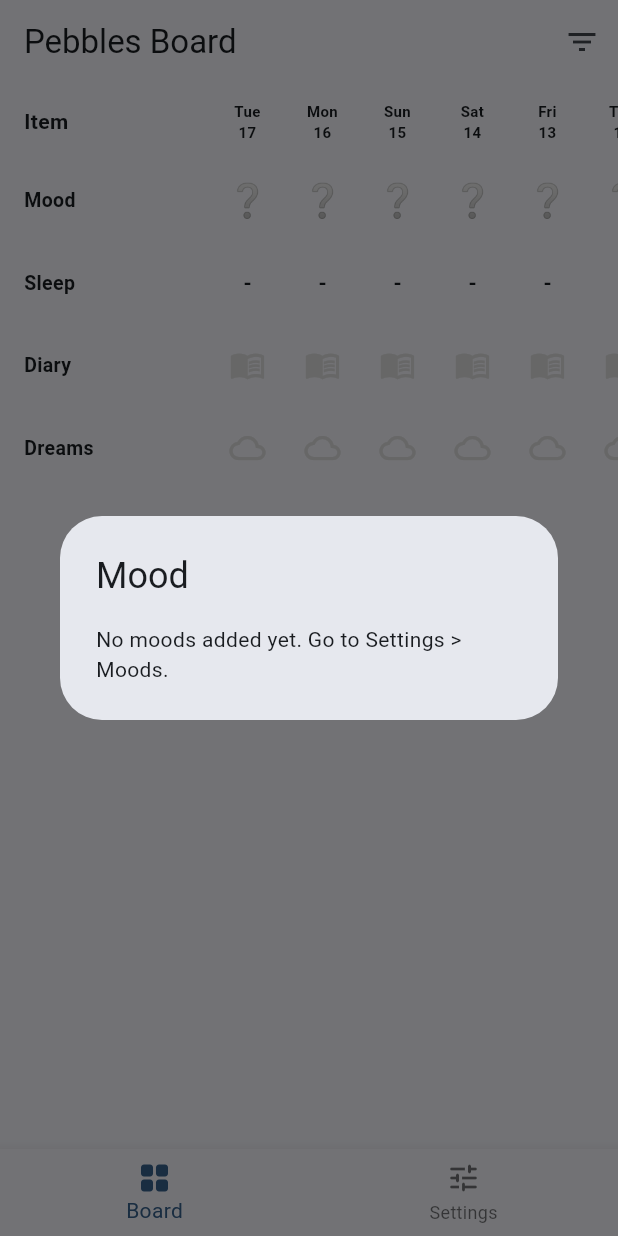
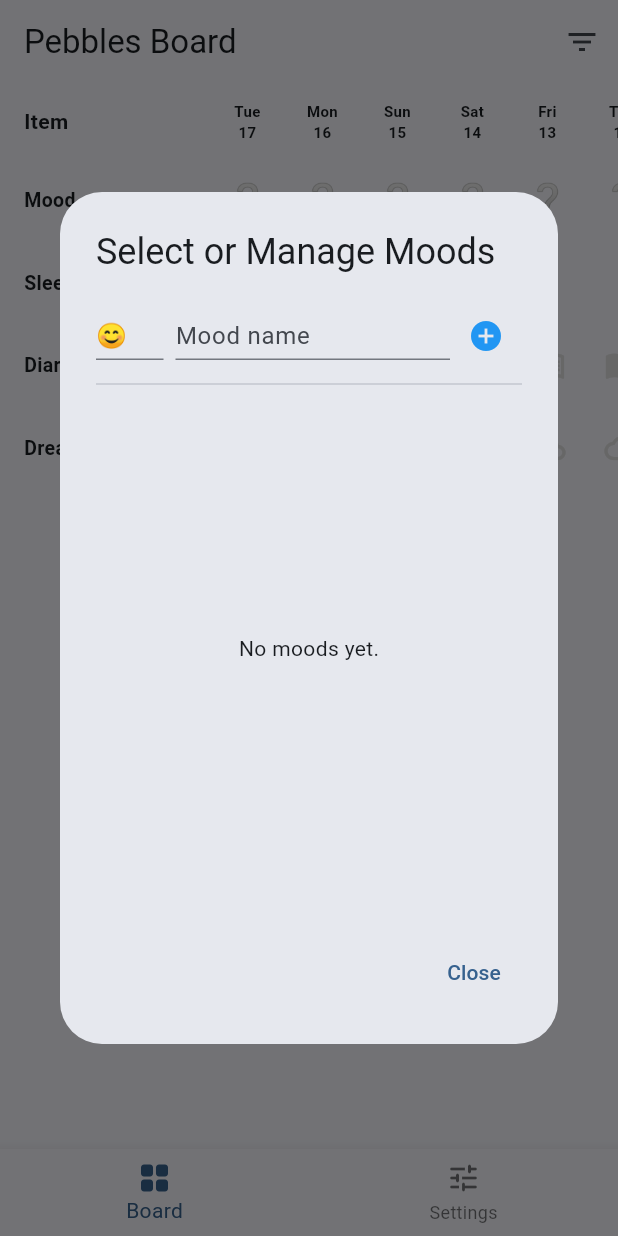
Before and after one commit to sarg3319/pebbles-habit-tracker, a Flutter app: the screen it shows after launch, after a tap on an icon or button, on a phone screen of 412 x 824 dp. Run offline on Flutter 3.47's test engine with Material 3 defaults, Android fonts, the phone set to English and light mode, and no system bars; our stand-ins replace cloud_firestore, firebase_core; accounts and stored records are empty.

Commit message:
17.03.2026 Organise and add moods optmised

```diff
--- a/lib/main.dart
+++ b/lib/main.dart
@@ -2,8 +2,6 @@ import 'package:flutter/material.dart';
 import 'package:firebase_core/firebase_core.dart';
 import 'package:cloud_firestore/cloud_firestore.dart';
 import 'package:intl/intl.dart';
-import 'dart:convert';
-import 'package:share_plus/share_plus.dart';
 import 'firebase_options.dart';
 
 void main() async {
@@ -139,10 +137,11 @@ class _MainNavigationScreenState extends State<MainNavigationScreen> {
               .orderBy('order')
               .snapshots(),
           builder: (context, habitSnapshot) {
-            if (!habitSnapshot.hasData)
+            if (!habitSnapshot.hasData) {
               return const Scaffold(
                 body: Center(child: CircularProgressIndicator()),
               );
+            }
             final habits = habitSnapshot.data!.docs.map((doc) {
               final data = doc.data() as Map<String, dynamic>;
               return Habit(
@@ -204,7 +203,7 @@ class HabitCalendarScreen extends StatefulWidget {
 }
 
 class _HabitCalendarScreenState extends State<HabitCalendarScreen> {
-  String _selectedFilterId = 'all'; // 'all', 'alphabetical', or categoryId
+  String _selectedFilterId = 'all';
   final ScrollController _headerHorizontalController = ScrollController();
   final ScrollController _bodyHorizontalController = ScrollController();
   final ScrollController _labelVerticalController = ScrollController();
@@ -285,39 +284,134 @@ class _HabitCalendarScreenState extends State<HabitCalendarScreen> {
     final docRef = FirebaseFirestore.instance
         .collection('daily_metrics')
         .doc(dateStr);
-    final moodSnapshot = await FirebaseFirestore.instance
+    final nameCtrl = TextEditingController();
+    final emojiCtrl = TextEditingController();
+
+    showDialog(
+      context: context,
+      builder: (context) => StatefulBuilder(
+        builder: (context, setDS) => StreamBuilder<QuerySnapshot>(
+          stream: FirebaseFirestore.instance
               .collection('moods')
               .orderBy('order')
-        .get();
-    final moodsToDisplay = moodSnapshot.docs
-        .map((d) => d.data() as Map<String, dynamic>)
-        .toList();
-    showDialog(
-      context: context,
-      builder: (context) => AlertDialog(
-        title: const Text("Mood"),
+              .snapshots(),
+          builder: (context, snapshot) {
+            if (!snapshot.hasData) {
+              return const Center(child: CircularProgressIndicator());
+            }
+            final moods = snapshot.data!.docs;
+
+            return AlertDialog(
+              title: const Text("Select or Manage Moods"),
               content: SizedBox(
                 width: double.maxFinite,
-          child: moodsToDisplay.isEmpty
-              ? const Text("No moods added yet. Go to Settings > Moods.")
-              : ListView.builder(
+                height: 400,
+                child: Column(
+                  children: [
+                    Row(
+                      children: [
+                        SizedBox(
+                          width: 45,
+                          child: TextField(
+                            controller: emojiCtrl,
+                            decoration: const InputDecoration(
+                              hintText: "😊",
+                              isDense: true,
+                            ),
+                          ),
+                        ),
+                        const SizedBox(width: 8),
+                        Expanded(
+                          child: TextField(
+                            controller: nameCtrl,
+                            decoration: const InputDecoration(
+                              hintText: "Mood name",
+                              isDense: true,
+                            ),
+                          ),
+                        ),
+                        IconButton(
+                          icon: const Icon(
+                            Icons.add_circle,
+                            color: Colors.blue,
+                          ),
+                          onPressed: () {
+                            if (nameCtrl.text.isNotEmpty) {
+                              FirebaseFirestore.instance
+                                  .collection('moods')
+                                  .add({
+                                    'name': nameCtrl.text,
+                                    'emoji': emojiCtrl.text.isEmpty
+                                        ? "😊"
+                                        : emojiCtrl.text,
+                                    'order': moods.length,
+                                  });
+                              nameCtrl.clear();
+                              emojiCtrl.clear();
+                            }
+                          },
+                        ),
+                      ],
+                    ),
+                    const Divider(),
+                    Expanded(
+                      child: moods.isEmpty
+                          ? const Center(child: Text("No moods yet."))
+                          : ReorderableListView(
                               shrinkWrap: true,
-                  itemCount: moodsToDisplay.length,
-                  itemBuilder: (context, i) => ListTile(
+                              onReorder: (oldIdx, newIdx) {
+                                if (newIdx > oldIdx) newIdx -= 1;
+                                final list = List<DocumentSnapshot>.from(moods);
+                                final item = list.removeAt(oldIdx);
+                                list.insert(newIdx, item);
+                                for (int i = 0; i < list.length; i++) {
+                                  FirebaseFirestore.instance
+                                      .collection('moods')
+                                      .doc(list[i].id)
+                                      .update({'order': i});
+                                }
+                              },
+                              children: moods.map((m) {
+                                final data = m.data() as Map<String, dynamic>;
+                                return ListTile(
+                                  key: Key(m.id),
                                   leading: Text(
-                      moodsToDisplay[i]['emoji'] ?? '?',
-                      style: const TextStyle(fontSize: 24),
+                                    data['emoji'] ?? '?',
+                                    style: const TextStyle(fontSize: 22),
                                   ),
-                    title: Text(moodsToDisplay[i]['name'] ?? ''),
+                                  title: Text(data['name'] ?? ''),
+                                  trailing: const Icon(
+                                    Icons.drag_handle,
+                                    size: 20,
+                                  ),
                                   onTap: () {
                                     docRef.set({
-                        'mood': moodsToDisplay[i]['name'],
+                                      'mood': data['name'],
                                       'date': dateStr,
                                     }, SetOptions(merge: true));
                                     Navigator.pop(context);
                                   },
+                                  onLongPress: () {
+                                    FirebaseFirestore.instance
+                                        .collection('moods')
+                                        .doc(m.id)
+                                        .delete();
+                                  },
+                                );
+                              }).toList(),
                             ),
                     ),
+                  ],
+                ),
+              ),
+              actions: [
+                TextButton(
+                  onPressed: () => Navigator.pop(context),
+                  child: const Text("Close"),
+                ),
+              ],
+            );
+          },
         ),
       ),
     );
@@ -371,7 +465,6 @@ class _HabitCalendarScreenState extends State<HabitCalendarScreen> {
         .where((h) => h.isVisible)
         .toList();
 
-    // Apply filtering/sorting logic
     if (_selectedFilterId == 'alphabetical') {
       filteredHabits.sort(
         (a, b) => a.name.toLowerCase().compareTo(b.name.toLowerCase()),
@@ -431,6 +524,14 @@ class _HabitCalendarScreenState extends State<HabitCalendarScreen> {
           final metrics = metricSnapshot.hasData
               ? metricSnapshot.data!.docs
               : [];
+
+          return StreamBuilder<QuerySnapshot>(
+            stream: FirebaseFirestore.instance.collection('moods').snapshots(),
+            builder: (context, moodSnapshot) {
+              final moodsData = moodSnapshot.hasData
+                  ? moodSnapshot.data!.docs
+                  : [];
+
               return Column(
                 children: [
                   Container(
@@ -509,6 +610,7 @@ class _HabitCalendarScreenState extends State<HabitCalendarScreen> {
                                         filteredHabits[hIdx],
                                         dayIdx,
                                         metrics,
+                                        moodsData,
                                       ),
                                     ),
                                   ),
@@ -521,6 +623,8 @@ class _HabitCalendarScreenState extends State<HabitCalendarScreen> {
                     ),
                   ),
                 ],
+              );
+            },
           );
         },
       ),
@@ -559,7 +663,7 @@ class _HabitCalendarScreenState extends State<HabitCalendarScreen> {
     );
   }
 
-  Widget _buildHabitCell(Habit h, int dayIdx, List metrics) {
+  Widget _buildHabitCell(Habit h, int dayIdx, List metrics, List moodsData) {
     final dateStr = _getDateStr(dayIdx);
     final dayData =
         metrics
@@ -567,17 +671,30 @@ class _HabitCalendarScreenState extends State<HabitCalendarScreen> {
                 .firstWhere((d) => d!.id == dateStr, orElse: () => null)
                 ?.data()
             as Map?;
-    if (h.name == "Mood")
+
+    if (h.name == "Mood") {
+      String? moodName = dayData?['mood'];
+      String displayEmoji = "❔";
+
+      if (moodName != null) {
+        final moodDoc = moodsData.cast<QueryDocumentSnapshot?>().firstWhere(
+          (m) => (m!.data() as Map<String, dynamic>)['name'] == moodName,
+          orElse: () => null,
+        );
+
+        if (moodDoc != null) {
+          final data = moodDoc.data() as Map<String, dynamic>;
+          displayEmoji = data['emoji'] ?? "😊";
+        }
+      }
       return GestureDetector(
         onTap: () => _showMoodDialog(dayIdx),
         child: Center(
-          child: Text(
-            dayData?['mood'] != null ? "😊" : "❔",
-            style: const TextStyle(fontSize: 22),
-          ),
+          child: Text(displayEmoji, style: const TextStyle(fontSize: 22)),
         ),
       );
-    if (h.name == "Sleep")
+    }
+    if (h.name == "Sleep") {
       return GestureDetector(
         onTap: () => _showSleepDialog(dayIdx),
         child: Center(
@@ -587,6 +704,7 @@ class _HabitCalendarScreenState extends State<HabitCalendarScreen> {
           ),
         ),
       );
+    }
     if (h.name == "Diary") {
       bool hasVal = dayData?['diary'] != null && dayData?['diary'] != "";
       return IconButton(
@@ -662,7 +780,7 @@ class ManageScreen extends StatelessWidget {
           children: [
             _HabitList(habits: habits, categories: categories),
             _CategoryList(categories: categories),
-            _MoodList(),
+            _MoodSettingsList(),
           ],
         ),
       ),
@@ -729,18 +847,19 @@ class _HabitList extends StatelessWidget {
                   'isStreakHabit': isStreak,
                   'isVisible': isVis,
                 };
-                if (habit == null)
+                if (habit == null) {
                   FirebaseFirestore.instance.collection('habits').add({
                     ...data,
                     'order': habits.length,
                     'isSystem': false,
                     'completionMap': {},
                   });
-                else
+                } else {
                   FirebaseFirestore.instance
                       .collection('habits')
                       .doc(habit.id)
                       .update(data);
+                }
                 Navigator.pop(context);
               },
               child: const Text("Save"),
@@ -760,11 +879,12 @@ class _HabitList extends StatelessWidget {
           final list = List<Habit>.from(habits);
           final item = list.removeAt(oldIdx);
           list.insert(newIdx, item);
-          for (int i = 0; i < list.length; i++)
+          for (int i = 0; i < list.length; i++) {
             FirebaseFirestore.instance
                 .collection('habits')
                 .doc(list[i].id)
                 .update({'order': i});
+          }
         },
         children: habits
             .map(
@@ -888,15 +1008,16 @@ class _CategoryList extends StatelessWidget {
                     'name': nameCtrl.text,
                     'colorValue': hsvColor.toColor().value,
                   };
-                  if (cat == null)
+                  if (cat == null) {
                     FirebaseFirestore.instance
                         .collection('categories')
                         .add(data);
-                  else
+                  } else {
                     FirebaseFirestore.instance
                         .collection('categories')
                         .doc(cat.id)
                         .update(data);
+                  }
                   Navigator.pop(context);
                 }
               },
@@ -927,7 +1048,7 @@ class _CategoryList extends StatelessWidget {
   }
 }
 
-class _MoodList extends StatelessWidget {
+class _MoodSettingsList extends StatelessWidget {
   @override
   Widget build(BuildContext context) {
     return StreamBuilder<QuerySnapshot>(
@@ -936,31 +1057,53 @@ class _MoodList extends StatelessWidget {
           .orderBy('order')
           .snapshots(),
       builder: (context, snapshot) {
-        if (!snapshot.hasData)
+        if (!snapshot.hasData) {
           return const Center(child: CircularProgressIndicator());
+        }
         final moods = snapshot.data!.docs;
         return Scaffold(
-          body: ListView.builder(
-            itemCount: moods.length,
-            itemBuilder: (context, i) => ListTile(
+          body: ReorderableListView(
+            onReorder: (oldIdx, newIdx) {
+              if (newIdx > oldIdx) newIdx -= 1;
+              final list = List<DocumentSnapshot>.from(moods);
+              final item = list.removeAt(oldIdx);
+              list.insert(newIdx, item);
+              for (int i = 0; i < list.length; i++) {
+                FirebaseFirestore.instance
+                    .collection('moods')
+                    .doc(list[i].id)
+                    .update({'order': i});
+              }
+            },
+            children: moods.map((m) {
+              final data = m.data() as Map<String, dynamic>;
+              return ListTile(
+                key: Key(m.id),
                 leading: Text(
-                moods[i]['emoji'] ?? '?',
+                  data['emoji'] ?? '?',
                   style: const TextStyle(fontSize: 24),
                 ),
-              title: Text(moods[i]['name'] ?? ''),
-              trailing: IconButton(
-                icon: const Icon(Icons.delete_outline),
-                onPressed: () => FirebaseFirestore.instance
+                title: Text(data['name'] ?? ''),
+                trailing: const Icon(Icons.drag_handle),
+                onLongPress: () => FirebaseFirestore.instance
                     .collection('moods')
-                    .doc(moods[i].id)
+                    .doc(m.id)
                     .delete(),
-              ),
-            ),
+              );
+            }).toList(),
           ),
           floatingActionButton: FloatingActionButton(
-            onPressed: () {
-              final eCtrl = TextEditingController();
-              final nCtrl = TextEditingController();
+            onPressed: () => _showAddMoodDialog(context, moods.length),
+            child: const Icon(Icons.add),
+          ),
+        );
+      },
+    );
+  }
+
+  void _showAddMoodDialog(BuildContext context, int count) {
+    final nameCtrl = TextEditingController();
+    final emojiCtrl = TextEditingController();
     showDialog(
       context: context,
       builder: (context) => AlertDialog(
@@ -969,11 +1112,11 @@ class _MoodList extends StatelessWidget {
           mainAxisSize: MainAxisSize.min,
           children: [
             TextField(
-                        controller: eCtrl,
+              controller: emojiCtrl,
               decoration: const InputDecoration(labelText: "Emoji"),
             ),
             TextField(
-                        controller: nCtrl,
+              controller: nameCtrl,
               decoration: const InputDecoration(labelText: "Name"),
             ),
           ],
@@ -982,9 +1125,9 @@ class _MoodList extends StatelessWidget {
           ElevatedButton(
             onPressed: () {
               FirebaseFirestore.instance.collection('moods').add({
-                          'emoji': eCtrl.text,
-                          'name': nCtrl.text,
-                          'order': moods.length,
+                'name': nameCtrl.text,
+                'emoji': emojiCtrl.text.isEmpty ? "😊" : emojiCtrl.text,
+                'order': count,
               });
               Navigator.pop(context);
             },
@@ -993,11 +1136,5 @@ class _MoodList extends StatelessWidget {
         ],
       ),
     );
-            },
-            child: const Icon(Icons.add),
-          ),
-        );
-      },
-    );
   }
 }
```
Lines whose indentation alone changed are shown as unchanged.
